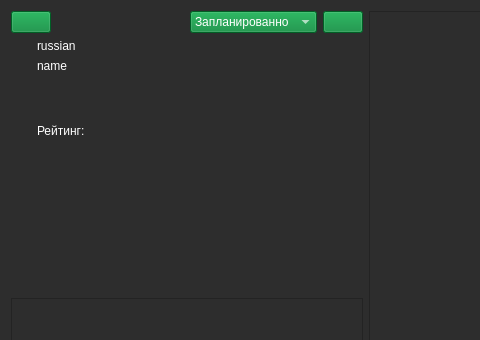
This is form/desu_info.ui in brandonzorn/Nlight as Qt 5 draws it before an edit; both pictures show x 0 to 480 and y 0 to 340 of the 731 by 589 pixel window. The edited form follows.
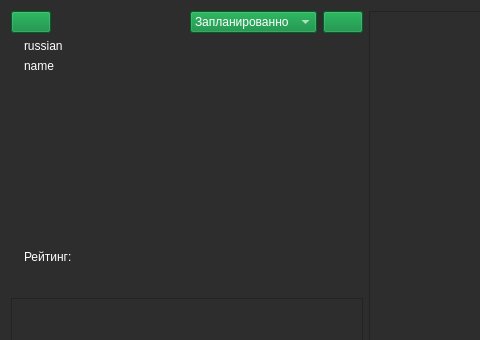
This is the edited form. Icons and pictures are not drawn.

Commit message: update info form

```diff
--- a/form/desu_info.ui
+++ b/form/desu_info.ui
@@ -263,32 +263,6 @@
            </item>
           </layout>
          </item>
-         <item row="0" column="2">
-          <spacer name="horizontalSpacer_3">
-           <property name="orientation">
-            <enum>Qt::Horizontal</enum>
-           </property>
-           <property name="sizeHint" stdset="0">
-            <size>
-             <width>40</width>
-             <height>20</height>
-            </size>
-           </property>
-          </spacer>
-         </item>
-         <item row="1" column="0">
-          <spacer name="verticalSpacer_2">
-           <property name="orientation">
-            <enum>Qt::Vertical</enum>
-           </property>
-           <property name="sizeHint" stdset="0">
-            <size>
-             <width>20</width>
-             <height>40</height>
-            </size>
-           </property>
-          </spacer>
-         </item>
         </layout>
        </item>
       </layout>
```
Left out of the diff: 3 changed lines with no effect on the pictures. The commit also changes 1 other file.
